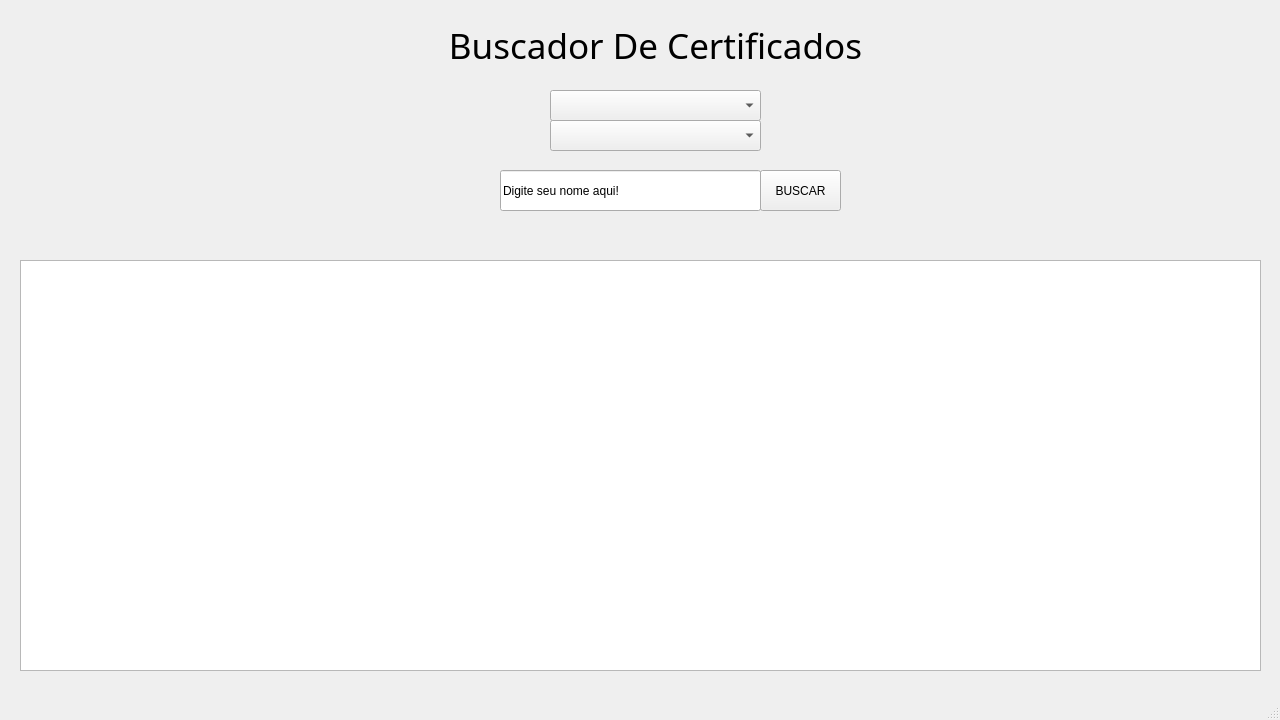
Above: desktop/mainwindow.ui from lobrug/Buscador-de-certificados-UTFPR before the change. Below: the same form after it.
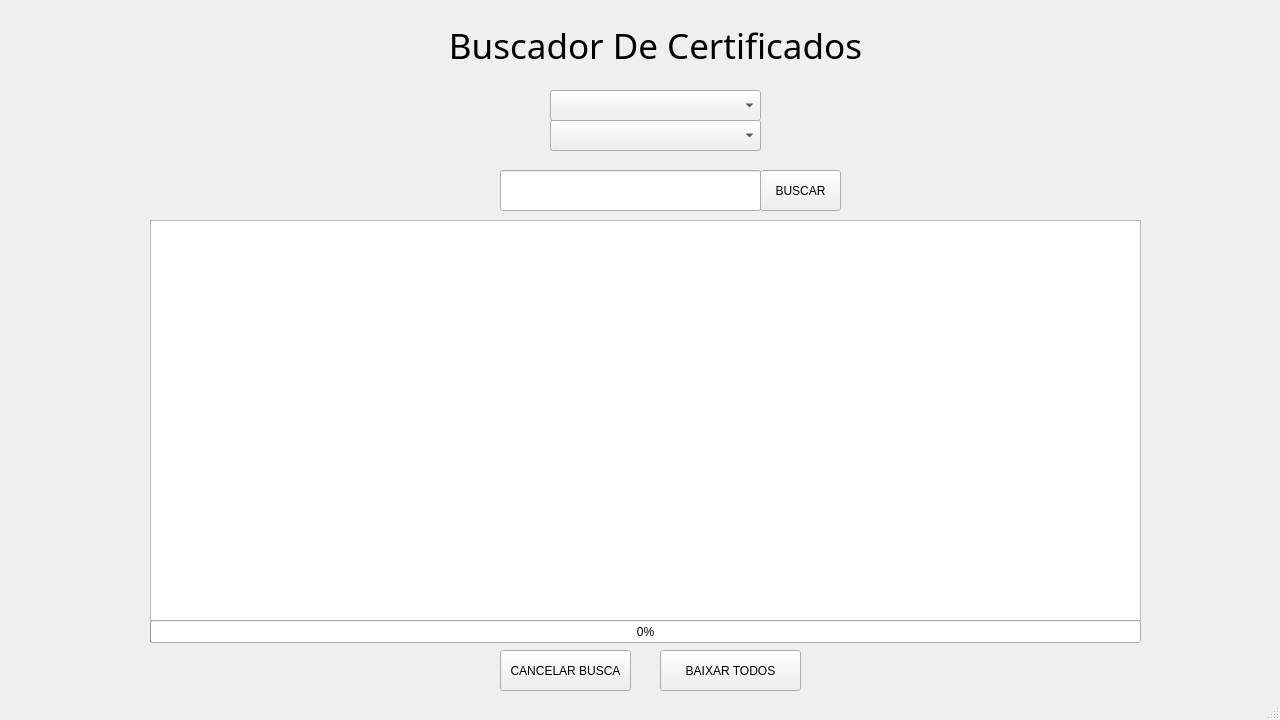
That is the form after the change.

Commit message: Correção de bugs na compilação, adicionada features de baixar os certificados + cancelar a busca

Diff of the .ui file:
```diff
--- a/desktop/mainwindow.ui
+++ b/desktop/mainwindow.ui
@@ -65,10 +65,10 @@
    <widget class="QPlainTextEdit" name="terminalLog">
     <property name="geometry">
      <rect>
-      <x>20</x>
-      <y>260</y>
-      <width>1241</width>
-      <height>411</height>
+      <x>150</x>
+      <y>220</y>
+      <width>991</width>
+      <height>401</height>
      </rect>
     </property>
    </widget>
@@ -108,8 +108,56 @@
       <family>Arial</family>
      </font>
     </property>
+    <property name="inputMask">
+     <string/>
+    </property>
     <property name="text">
-     <string>Digite seu nome aqui!</string>
+     <string/>
+    </property>
+    <property name="readOnly">
+     <bool>false</bool>
+    </property>
+    <property name="placeholderText">
+     <string/>
+    </property>
+   </widget>
+   <widget class="QPushButton" name="btnBaixarTudo">
+    <property name="geometry">
+     <rect>
+      <x>660</x>
+      <y>650</y>
+      <width>141</width>
+      <height>41</height>
+     </rect>
+    </property>
+    <property name="text">
+     <string>BAIXAR TODOS</string>
+    </property>
+   </widget>
+   <widget class="QPushButton" name="btnCancelar">
+    <property name="geometry">
+     <rect>
+      <x>500</x>
+      <y>650</y>
+      <width>131</width>
+      <height>41</height>
+     </rect>
+    </property>
+    <property name="text">
+     <string>CANCELAR BUSCA</string>
+    </property>
+   </widget>
+   <widget class="QProgressBar" name="barraProgresso">
+    <property name="geometry">
+     <rect>
+      <x>150</x>
+      <y>620</y>
+      <width>991</width>
+      <height>23</height>
+     </rect>
+    </property>
+    <property name="value">
+     <number>0</number>
     </property>
    </widget>
   </widget>
```
The commit also changes 3 other files.
